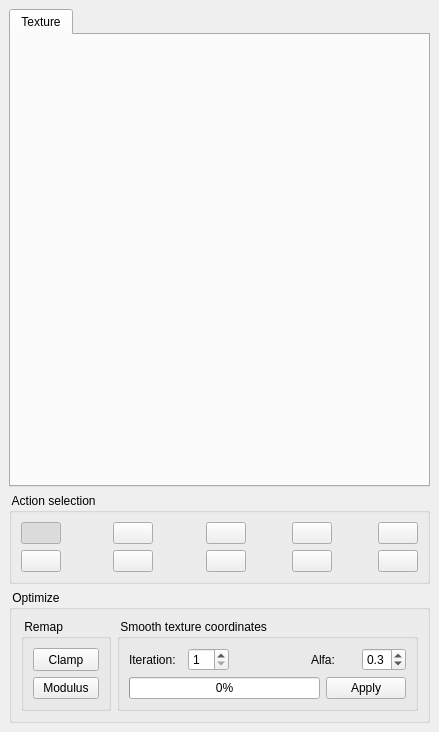
Before: the Qt Designer form src/fgt/edit_texture/textureeditor.ui in cnr-isti-vclab/meshlab, drawn with Qt 5.
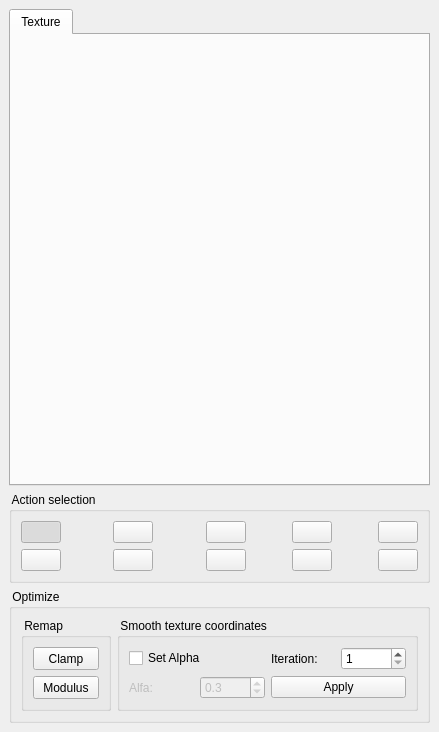
After: the same form once the commit is applied. Icons and pictures are not drawn.

Commit message: Added texture smoothing function. Actually the smooth algorithm is inside the "textureeditor.h" file, but soon I will move it in "texture_optimization.h". Modified interface. Improved path finding.

Diff of the .ui file:
```diff
--- a/src/fgt/edit_texture/textureeditor.ui
+++ b/src/fgt/edit_texture/textureeditor.ui
@@ -484,21 +484,64 @@
          <property name="spacing" >
           <number>6</number>
          </property>
-         <item row="0" column="0" >
+         <item row="0" column="4" >
+          <widget class="QSpinBox" name="spinBoxIteration" >
+           <property name="maximum" >
+            <number>10</number>
+           </property>
+           <property name="minimum" >
+            <number>1</number>
+           </property>
+           <property name="value" >
+            <number>1</number>
+           </property>
+          </widget>
+         </item>
+         <item row="1" column="3" colspan="2" >
+          <widget class="QPushButton" name="smoothButton" >
+           <property name="text" >
+            <string>Apply</string>
+           </property>
+          </widget>
+         </item>
+         <item row="0" column="3" >
           <widget class="QLabel" name="label" >
            <property name="text" >
             <string>Iteration:</string>
            </property>
           </widget>
          </item>
-         <item row="0" column="6" >
+         <item row="1" column="0" >
+          <widget class="QLabel" name="label_5" >
+           <property name="enabled" >
+            <bool>false</bool>
+           </property>
+           <property name="text" >
+            <string>Alfa:</string>
+           </property>
+          </widget>
+         </item>
+         <item row="0" column="0" colspan="2" >
+          <widget class="QCheckBox" name="checkBox" >
+           <property name="text" >
+            <string>Set Alpha</string>
+           </property>
+          </widget>
+         </item>
+         <item row="1" column="1" >
           <widget class="QDoubleSpinBox" name="spinBoxAlfa" >
+           <property name="enabled" >
+            <bool>false</bool>
+           </property>
            <property name="decimals" >
             <number>1</number>
            </property>
            <property name="maximum" >
             <double>1.000000000000000</double>
            </property>
+           <property name="minimum" >
+            <double>0.100000000000000</double>
+           </property>
            <property name="singleStep" >
             <double>0.100000000000000</double>
            </property>
@@ -507,56 +550,6 @@
            </property>
           </widget>
          </item>
-         <item row="0" column="3" >
-          <spacer>
-           <property name="orientation" >
-            <enum>Qt::Horizontal</enum>
-           </property>
-           <property name="sizeHint" >
-            <size>
-             <width>40</width>
-             <height>20</height>
-            </size>
-           </property>
-          </spacer>
-         </item>
-         <item row="0" column="4" colspan="2" >
-          <widget class="QLabel" name="label_5" >
-           <property name="text" >
-            <string>Alfa:</string>
-           </property>
-          </widget>
-         </item>
-         <item row="0" column="2" >
-          <widget class="QSpinBox" name="spinBoxIteration" >
-           <property name="maximum" >
-            <number>10</number>
-           </property>
-           <property name="minimum" >
-            <number>1</number>
-           </property>
-           <property name="value" >
-            <number>1</number>
-           </property>
-          </widget>
-         </item>
-         <item row="1" column="5" colspan="2" >
-          <widget class="QPushButton" name="smoothButton" >
-           <property name="text" >
-            <string>Apply</string>
-           </property>
-          </widget>
-         </item>
-         <item row="1" column="0" colspan="5" >
-          <widget class="QProgressBar" name="progressBar" >
-           <property name="value" >
-            <number>0</number>
-           </property>
-           <property name="orientation" >
-            <enum>Qt::Horizontal</enum>
-           </property>
-          </widget>
-         </item>
         </layout>
        </widget>
       </item>
```
Left out of the diff: 2 changed lines with no effect on the pictures. The commit also changes 5 other files.
